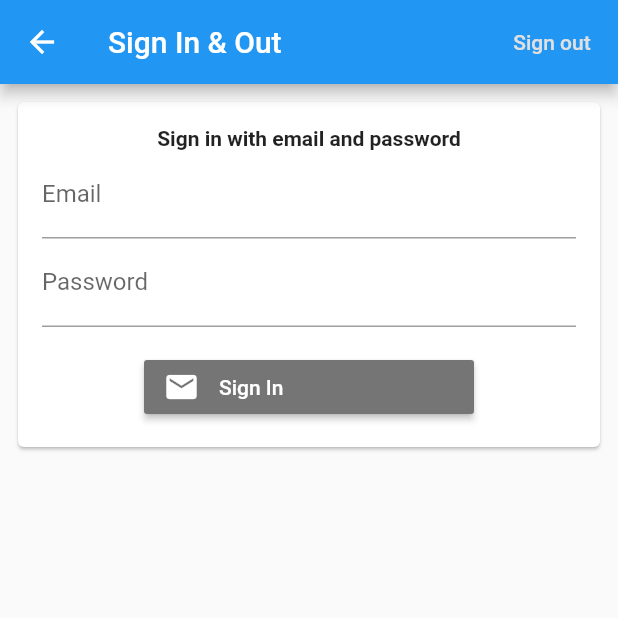
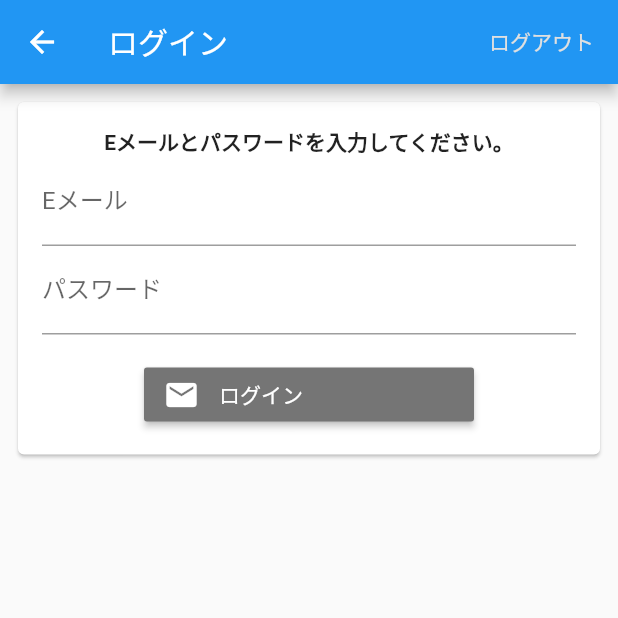
Before and after one commit to DaichiNiwa/simple_chat_app, a Flutter app: the screen it shows after launch, after a tap on "ログイン", on a phone screen of 412 x 824 dp, the top half of it. Run offline on Flutter 3.47's test engine with Material 2 defaults, Android fonts, the phone set to English and light mode, and no system bars; our stand-ins replace cloud_firestore, firebase_auth, firebase_core, flutter_signin_button; accounts and stored records are empty.

Commit message:
一旦完成

```diff
--- a/lib/main.dart
+++ b/lib/main.dart
@@ -1,10 +1,10 @@
 import 'package:flutter/material.dart';
 import 'package:firebase_core/firebase_core.dart';
-import 'package:cloud_firestore/cloud_firestore.dart';
 
 import './screen/register_page.dart';
 import './screen/signin_page.dart';
 import './screen/welcome.dart';
+import './screen/chat.dart';
 
 void main() async {
   WidgetsFlutterBinding.ensureInitialized();
@@ -22,6 +22,7 @@ class MyApp extends StatelessWidget {
           RegisterPage.id: (context) => RegisterPage(),
           SignInPage.id: (context) => SignInPage(),
           WelcomePage.id: (context) => WelcomePage(),
+          ChatPage.id: (context) => ChatPage(),
         });
   }
 }
--- a/lib/screen/register_page.dart
+++ b/lib/screen/register_page.dart
@@ -14,7 +14,7 @@ final FirebaseAuth _auth = FirebaseAuth.instance;
 class RegisterPage extends StatefulWidget {
   static const String id = 'register_page';
   /// The page title.
-  final String title = '新規会員登録';
+  final String title = '新規登録';
 
   @override
   State<StatefulWidget> createState() => _RegisterPageState();
--- a/lib/screen/signin_page.dart
+++ b/lib/screen/signin_page.dart
@@ -6,9 +6,11 @@
 
 // ignore_for_file: deprecated_member_use
 
+import 'package:daichi_firebase_test/screen/chat.dart';
 import 'package:flutter/material.dart';
 import 'package:firebase_auth/firebase_auth.dart';
 import 'package:flutter_signin_button/flutter_signin_button.dart';
+
 
 final FirebaseAuth _auth = FirebaseAuth.instance;
 
@@ -16,7 +18,7 @@ final FirebaseAuth _auth = FirebaseAuth.instance;
 class SignInPage extends StatefulWidget {
   static const String id = 'signin_page';
   /// The page title.
-  final String title = 'Sign In & Out';
+  final String title = 'ログイン';
 
   @override
   State<StatefulWidget> createState() => _SignInPageState();
@@ -44,10 +46,10 @@ class _SignInPageState extends State<SignInPage> {
 
                 final String uid = user.uid;
                 Scaffold.of(context).showSnackBar(SnackBar(
-                  content: Text('$uid has successfully signed out.'),
+                  content: Text('$uid ログアウトしました。'),
                 ));
               },
-              child: const Text('Sign out'),
+              child: const Text('ログアウト'),
             );
           })
         ],
@@ -92,23 +94,23 @@ class _EmailPasswordFormState extends State<_EmailPasswordForm> {
                 Container(
                   alignment: Alignment.center,
                   child: const Text(
-                    'Sign in with email and password',
+                    'Eメールとパスワードを入力してください。',
                     style: TextStyle(fontWeight: FontWeight.bold),
                   ),
                 ),
                 TextFormField(
                   controller: _emailController,
-                  decoration: const InputDecoration(labelText: 'Email'),
+                  decoration: const InputDecoration(labelText: 'Eメール'),
                   validator: (String value) {
-                    if (value.isEmpty) return 'Please enter some text';
+                    if (value.isEmpty) return '入力してください。';
                     return null;
                   },
                 ),
                 TextFormField(
                   controller: _passwordController,
-                  decoration: const InputDecoration(labelText: 'Password'),
+                  decoration: const InputDecoration(labelText: 'パスワード'),
                   validator: (String value) {
-                    if (value.isEmpty) return 'Please enter some text';
+                    if (value.isEmpty) return '入力してください。';
                     return null;
                   },
                   obscureText: true,
@@ -118,7 +120,7 @@ class _EmailPasswordFormState extends State<_EmailPasswordForm> {
                   alignment: Alignment.center,
                   child: SignInButton(
                     Buttons.Email,
-                    text: 'Sign In',
+                    text: 'ログイン',
                     onPressed: () async {
                       if (_formKey.currentState.validate()) {
                         await _signInWithEmailAndPassword();
@@ -148,15 +150,19 @@ class _EmailPasswordFormState extends State<_EmailPasswordForm> {
       ))
           .user;
 
+      if (user != null) {
+        Navigator.pushNamed(context, ChatPage.id);
+      }
+
       Scaffold.of(context).showSnackBar(
         SnackBar(
-          content: Text('${user.email} signed in'),
+          content: Text('${user.email} でログインしました。'),
         ),
       );
     } catch (e) {
       Scaffold.of(context).showSnackBar(
         const SnackBar(
-          content: Text('Failed to sign in with Email & Password'),
+          content: Text('ログインに失敗しました。'),
         ),
       );
     }
--- a/lib/screen/welcome.dart
+++ b/lib/screen/welcome.dart
@@ -21,7 +21,7 @@ class WelcomePage extends StatelessWidget {
             child: SignInButtonBuilder(
               icon: Icons.person_add,
               backgroundColor: Colors.indigo,
-              text: '登録',
+              text: '新規登録',
               onPressed: () =>
                 Navigator.pushNamed(context, RegisterPage.id),
             ),
```
Also changed, not shown: lib/screen/chat.dart (added, +189 -0 lines).
